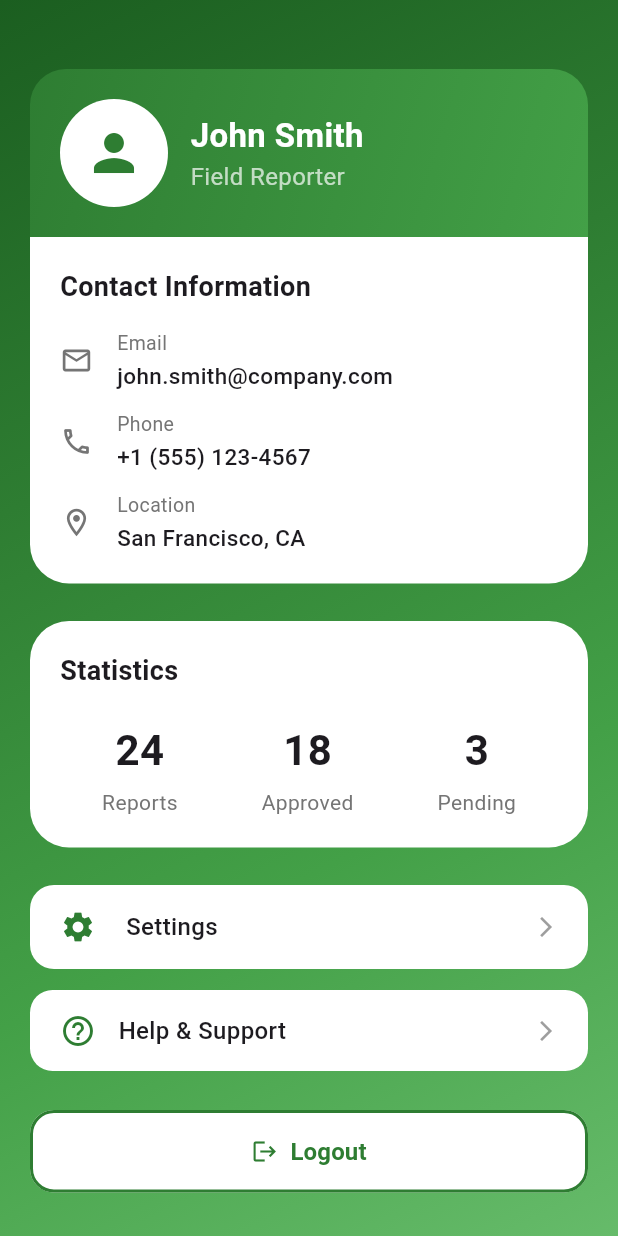
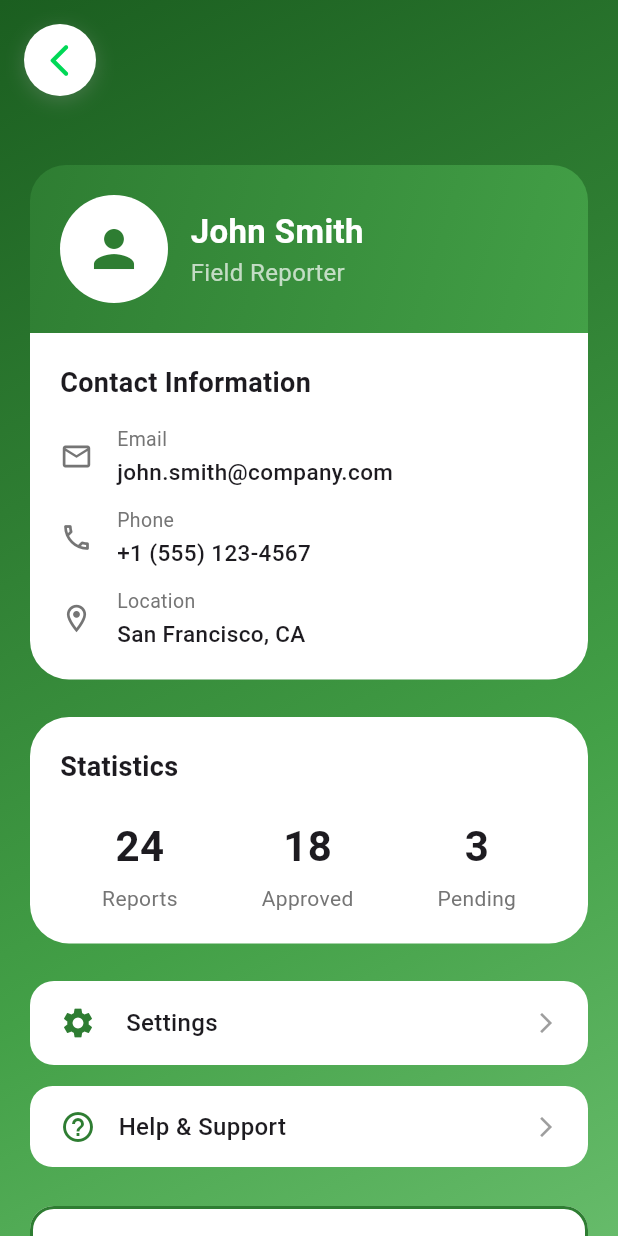
Before and after one commit to EslamAYassen/StadiumEye_user, a Flutter app: the ProfileScreen screen opened directly, on a phone screen of 412 x 824 dp. Run offline on Flutter 3.47's test engine with Material 3 defaults, Android fonts, the phone set to English and light mode, and no system bars; our stand-ins replace bloc, dio, dotted_border, flutter_bloc, iconsax_flutter, shared_preferences and 1 more; accounts and stored records are empty.

Commit message:
- feat: add some code and fix some issues - fix: the workflow

```diff
--- a/lib/app.dart
+++ b/lib/app.dart
@@ -16,7 +16,7 @@ class MyApp extends StatelessWidget {
         return MaterialApp(
           debugShowCheckedModeBanner: false,
           onGenerateRoute: AppRoutes.onGenerateRoute,
-          initialRoute: AppRoutes.about,
+          initialRoute: AppRoutes.splash,
           supportedLocales: AppLanguage.values
               .map((lang) => Locale(lang.code))
               .toList(),
--- a/lib/features/about_us/widgets/bottom_back_button.dart
+++ b/lib/features/about_us/widgets/bottom_back_button.dart
@@ -19,7 +19,7 @@ class BottomBackButton extends StatelessWidget {
       ),
       child: ElevatedButton(
         onPressed: () {
-          Navigator.pushNamed(context, AppRoutes.home);
+          Navigator.pushReplacementNamed(context, AppRoutes.home);
         },
         style: ElevatedButton.styleFrom(
           backgroundColor: const Color(0xFF00D856),
@@ -33,8 +33,6 @@ class BottomBackButton extends StatelessWidget {
         child: const Row(
           mainAxisAlignment: MainAxisAlignment.center,
           children: [
-            Icon(Icons.arrow_back, size: 26),
-            SizedBox(width: 12),
             Text(
               'Back to Sign In',
               style: TextStyle(
@@ -43,6 +41,8 @@ class BottomBackButton extends StatelessWidget {
                 letterSpacing: 0.5,
               ),
             ),
+            SizedBox(width: 12),
+            Icon(Icons.arrow_forward_ios_rounded, size: 26),
           ],
         ),
       ),
--- a/lib/features/profile/presentation/views/widgets/profile_screen_body.dart
+++ b/lib/features/profile/presentation/views/widgets/profile_screen_body.dart
@@ -27,22 +27,50 @@ class ProfileScreenBody extends StatelessWidget {
           end: Alignment.bottomRight,
         ),
       ),
-      child: const SafeArea(
+      child: SafeArea(
         child: SingleChildScrollView(
           child: Column(
+            crossAxisAlignment: CrossAxisAlignment.start,
             children: [
-              SizedBox(height: 46),
-              ProfileHeader(),
-              ContactInformationCard(),
-              SizedBox(height: 25),
-              StatisticsCard(),
-              SizedBox(height: 25),
-              Settings(),
-              SizedBox(height: 14),
-              HelpSupport(),
-              SizedBox(height: 26),
-              LogoutButton(),
-              SizedBox(height: 30),
+              // // Back button at top
+              Padding(
+                padding: const EdgeInsets.only(top: 16.0, left: 16),
+                child: Container(
+                  decoration: const BoxDecoration(
+                    color: Colors.white,
+                    shape: BoxShape.circle,
+                    boxShadow: [
+                      BoxShadow(
+                        color: Color.fromRGBO(158, 158, 158, 0.3),
+                        blurRadius: 10,
+                        offset: Offset(0, 3),
+                      ),
+                    ],
+                  ),
+                  child: IconButton(
+                    icon: const Icon(
+                      Icons.arrow_back_ios_rounded,
+                      color: Color(0xFF00D856),
+                      size: 26,
+                    ),
+                    onPressed: () {
+                      Navigator.pop(context);
+                    },
+                  ),
+                ),
+              ),
+              const SizedBox(height: 46),
+              const ProfileHeader(),
+              const ContactInformationCard(),
+              const SizedBox(height: 25),
+              const StatisticsCard(),
+              const SizedBox(height: 25),
+              const Settings(),
+              const SizedBox(height: 14),
+              const HelpSupport(),
+              const SizedBox(height: 26),
+              const LogoutButton(),
+              const SizedBox(height: 30),
             ],
           ),
         ),
```
Also changed, not shown: lib/constants/app_routes.dart (+6 -2 lines), lib/core/widgets/glowing_logo/logo_splash.dart (added, +119 -0 lines), lib/core/widgets/glowing_logo/name_app.dart (renamed from lib/features/splash_screen/presentaion/view/widget/name_app.dart, +8 -11 lines), lib/features/about_us/presentation/about_us_page.dart (+91 -125 lines), lib/features/profile/presentation/views/widgets/help_support.dart (+6 -7 lines), lib/features/profile/presentation/views/widgets/settings.dart (+6 -4 lines), lib/features/splash_screen/presentaion/view/widget/logo_splash.dart (deleted, +0 -124 lines), lib/features/splash_screen/presentaion/view/widget/splash_screen_body.dart (+16 -26 lines), lib/core/widgets/glowing_logo/glowing_circle.dart (renamed from lib/features/splash_screen/presentaion/view/widget/glowing_circle.dart), lib/core/widgets/glowing_logo/glowing_eye.dart (renamed from lib/features/splash_screen/presentaion/view/widget/glowing_eye.dart), 1 other file.
